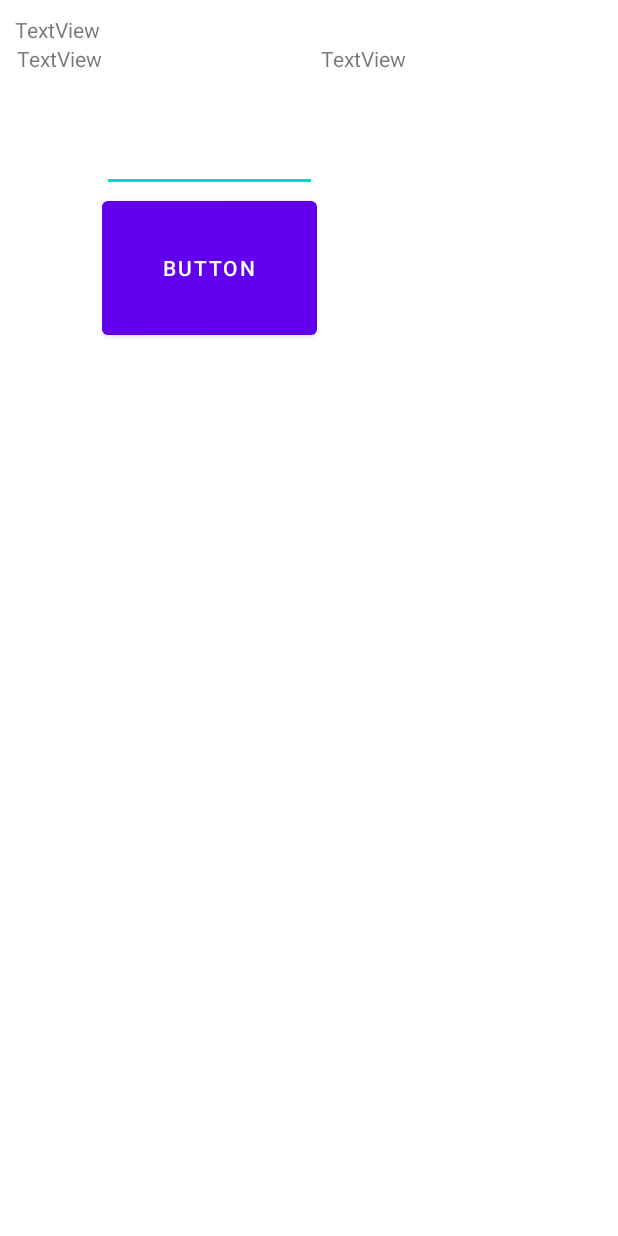
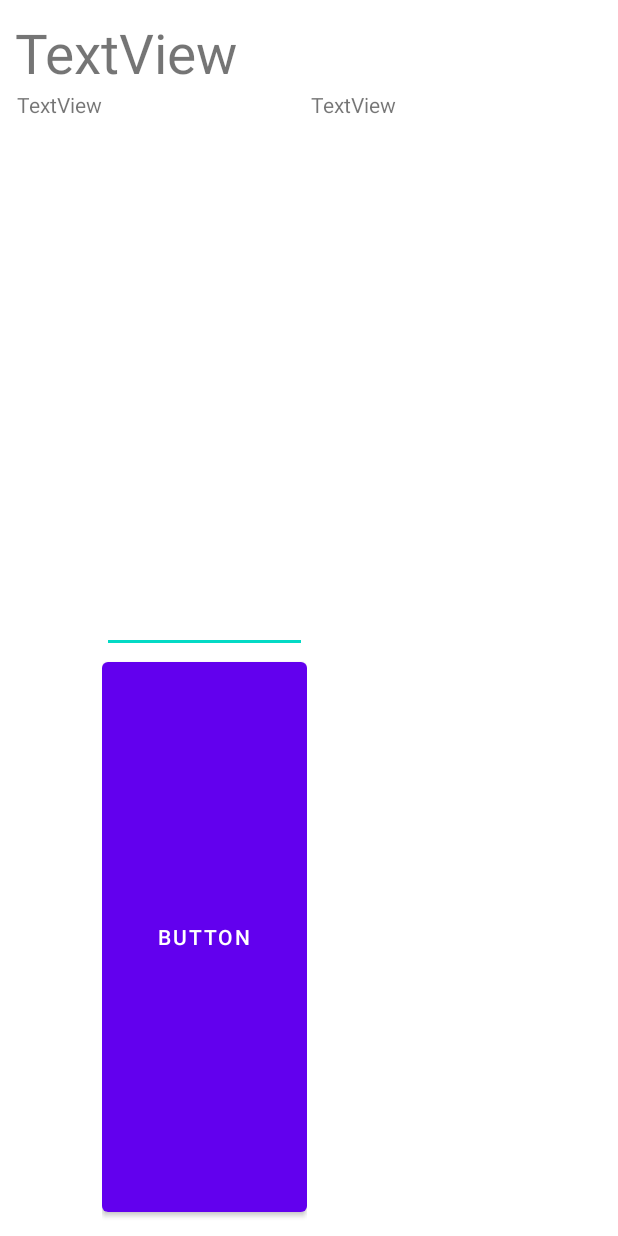
Before and after one commit to JudeTheDude5/FishGame, an Android app: the layout activity_main.xml on its own in the app's theme, with its tools: preview values and no code run, on a phone screen of 412 x 824 dp. Run offline under Robolectric (Android 15) with nearby library versions, the phone set to English and light mode, and no system bars.

Commit message:
I'm Messing with the way the main layout looks

```diff
--- a/app/src/main/res/layout/activity_main.xml
+++ b/app/src/main/res/layout/activity_main.xml
@@ -17,8 +17,9 @@
         <TextView
             android:id="@+id/gameTitle"
             android:layout_width="match_parent"
-            android:layout_height="wrap_content"
-            android:text="TextView" />
+            android:layout_height="50dp"
+            android:text="TextView"
+            app:autoSizeTextType="uniform" />
 
         <LinearLayout
             android:layout_width="match_parent"
@@ -27,10 +28,11 @@
 
             <LinearLayout
                 android:id="@+id/linearLayout3"
-                android:layout_width="200dp"
-                android:layout_height="200dp"
+                android:layout_width="match_parent"
+                android:layout_height="match_parent"
                 android:layout_marginStart="1dp"
                 android:layout_marginEnd="1dp"
+                android:layout_weight="1"
                 android:orientation="horizontal">
 
                 <TextView
@@ -66,16 +68,17 @@
 
             <LinearLayout
                 android:id="@+id/linearLayout2"
-                android:layout_width="200dp"
-                android:layout_height="200dp"
+                android:layout_width="match_parent"
+                android:layout_height="match_parent"
                 android:layout_marginStart="1dp"
                 android:layout_marginEnd="1dp"
+                android:layout_weight="1"
                 android:orientation="horizontal">
 
                 <TextView
                     android:id="@+id/opponentHand"
                     android:layout_width="wrap_content"
-                    android:layout_height="200dp"
+                    android:layout_height="match_parent"
                     android:layout_weight="1"
                     android:text="TextView" />
             </LinearLayout>
```
